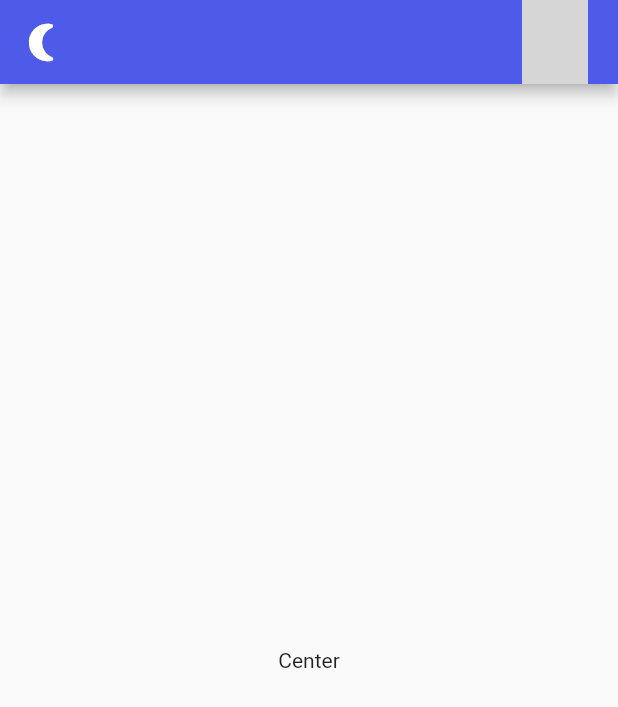
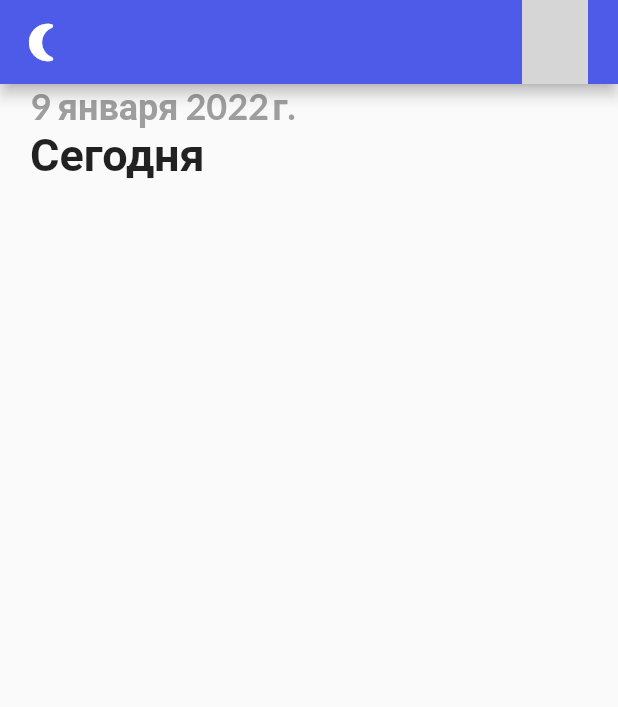
Before and after one commit to Rybchits/smart_todo_list, a Flutter app: the screen it shows after launch, on a phone screen of 412 x 824 dp. Shown: the top 707 px of the screen. Run offline on Flutter 3.47's test engine with Material 2 defaults, Android fonts, the phone set to English and light mode, and no system bars; our stand-ins replace flutter_local_notifications, get, get_storage, google_fonts, timezone; grey boxes are pictures that could not be loaded.

Commit message:
[feat] installed intl and google_fonts packages. Added Text widgets with current date.

```diff
--- a/lib/ui/home_page.dart
+++ b/lib/ui/home_page.dart
@@ -1,7 +1,10 @@
 import 'package:flutter/material.dart';
 import 'package:get/get.dart';
+import 'package:intl/intl.dart';
 import 'package:smart_todo_list/services/notification_services.dart';
 import 'package:smart_todo_list/services/theme_services.dart';
+import 'package:smart_todo_list/ui/theme.dart';
+import 'package:intl/date_symbol_data_local.dart';
 
 class HomePage extends StatefulWidget {
   const HomePage({Key? key}) : super(key: key);
@@ -16,6 +19,7 @@ class _HomePageState extends State<HomePage> {
   @override
   void initState() {
     notifyHelper = NotificationService()..initializeNotification();
+    initializeDateFormatting();
     super.initState();
   }
 
@@ -23,23 +27,34 @@ class _HomePageState extends State<HomePage> {
   Widget build(BuildContext context) {
     return Scaffold(
       appBar: _appBar(),
-      body: const Center(child: Text("Center")),
+      body: Column(children: [
+        Row(children: [
+          Container(
+            margin: const EdgeInsets.symmetric(horizontal: 20),
+            child: Column(
+                crossAxisAlignment: CrossAxisAlignment.start,
+                children: [
+                  Text(DateFormat.yMMMMd('ru').format(DateTime.now()), style: subHeadingStyle),
+                  Text('Сегодня', style: headingStyle)
+                ]
+            ),
+          )
+        ])
+      ]),
     );
   }
 
-  _appBar(){
+  _appBar() {
     return AppBar(
       backgroundColor: Theme.of(context).primaryColor,
       leading: GestureDetector(
-        onTap: (){
+        onTap: () {
           ThemeService().switchTheme();
           notifyHelper.displayNotification(
               title: 'Тема приложения была изменена!',
-              body: Get.isDarkMode? 'Была активирована светлая тема!' : 'Была активирована темная тема!');
+              body: Get.isDarkMode ? 'Была активирована светлая тема!' : 'Была активирована темная тема!');
         },
-        child: Icon(
-            Get.isDarkMode? Icons.wb_sunny_rounded : Icons.nightlight_round,
-            size: 30),
+        child: Icon(Get.isDarkMode ? Icons.wb_sunny_rounded : Icons.nightlight_round, size: 30),
       ),
       actions: const [
         CircleAvatar(
--- a/lib/ui/theme.dart
+++ b/lib/ui/theme.dart
@@ -1,4 +1,6 @@
 import 'package:flutter/material.dart';
+import 'package:get/get.dart';
+import 'package:google_fonts/google_fonts.dart';
 
 const Color bluishClr = Color(0xFF4e5ae8);
 const Color yellowClr = Color(0xFFFFB746);
@@ -19,3 +21,22 @@ class Themes{
       brightness: Brightness.dark
   );
 }
+
+TextStyle get subHeadingStyle {
+  return GoogleFonts.lato(
+    textStyle: TextStyle(
+      fontSize: 24,
+      fontWeight: FontWeight.bold,
+      color: Get.isDarkMode? Colors.grey.shade400 : Colors.grey
+    )
+  );
+}
+
+TextStyle get headingStyle {
+  return GoogleFonts.lato(
+      textStyle: const TextStyle(
+          fontSize: 30,
+          fontWeight: FontWeight.bold
+      )
+  );
+}
--- a/pubspec.yaml
+++ b/pubspec.yaml
@@ -38,6 +38,8 @@ dependencies:
   get: ^4.6.1
   flutter_local_notifications: ^9.2.0
   timezone: ^0.8.0
+  intl: ^0.17.0
+  google_fonts: ^2.2.0
 
 dev_dependencies:
   flutter_test:
```
Also changed, not shown: pubspec.lock.
